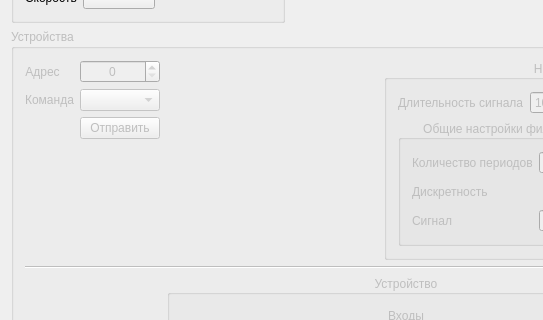
vlarry/emulator, file mainwindow.ui: the form before one commit; both pictures show x 0 to 543 and y 101 to 421 of the 811 by 737 pixel window.
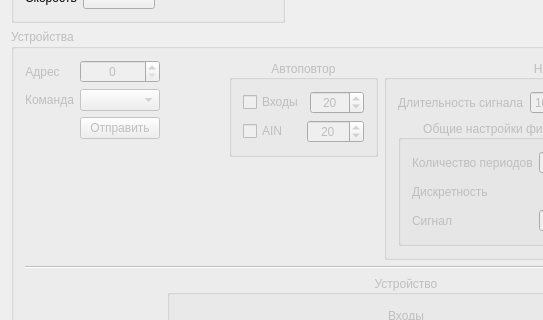
The form after the commit. Icons and pictures are not drawn. Custom widgets are drawn as their Qt base class.

Diff of the .ui file:
```diff
--- a/mainwindow.ui
+++ b/mainwindow.ui
@@ -17,7 +17,7 @@
    <string/>
   </property>
   <widget class="QWidget" name="centralWidget">
-   <layout class="QVBoxLayout" name="verticalLayout_7">
+   <layout class="QVBoxLayout" name="verticalLayout_9">
     <item>
      <layout class="QHBoxLayout" name="horizontalLayout_11">
       <item>
@@ -155,7 +155,7 @@
       <property name="title">
        <string>Устройства</string>
       </property>
-      <layout class="QVBoxLayout" name="verticalLayout_6">
+      <layout class="QVBoxLayout" name="verticalLayout_8">
        <item>
         <layout class="QHBoxLayout" name="horizontalLayout_18">
          <item>
@@ -287,6 +287,98 @@
            </property>
           </spacer>
          </item>
+         <item>
+          <layout class="QVBoxLayout" name="verticalLayout_7">
+           <item>
+            <widget class="QGroupBox" name="gboxAutorepeat">
+             <property name="enabled">
+              <bool>false</bool>
+             </property>
+             <property name="title">
+              <string>Автоповтор</string>
+             </property>
+             <property name="alignment">
+              <set>Qt::AlignCenter</set>
+             </property>
+             <layout class="QVBoxLayout" name="verticalLayout_6">
+              <item>
+               <layout class="QHBoxLayout" name="horizontalLayout_20">
+                <item>
+                 <widget class="QCheckBox" name="cboxRepeatInputs">
+                  <property name="text">
+                   <string>Входы</string>
+                  </property>
+                 </widget>
+                </item>
+                <item>
+                 <widget class="QSpinBox" name="sbRepeatInputs">
+                  <property name="alignment">
+                   <set>Qt::AlignCenter</set>
+                  </property>
+                  <property name="minimum">
+                   <number>10</number>
+                  </property>
+                  <property name="maximum">
+                   <number>1000</number>
+                  </property>
+                  <property name="singleStep">
+                   <number>10</number>
+                  </property>
+                  <property name="value">
+                   <number>20</number>
+                  </property>
+                 </widget>
+                </item>
+               </layout>
+              </item>
+              <item>
+               <layout class="QHBoxLayout" name="horizontalLayout_19">
+                <item>
+                 <widget class="QCheckBox" name="cboxRepeatAIN">
+                  <property name="text">
+                   <string>AIN</string>
+                  </property>
+                 </widget>
+                </item>
+                <item>
+                 <widget class="QSpinBox" name="sbRepeatAIN">
+                  <property name="alignment">
+                   <set>Qt::AlignCenter</set>
+                  </property>
+                  <property name="minimum">
+                   <number>10</number>
+                  </property>
+                  <property name="maximum">
+                   <number>1000</number>
+                  </property>
+                  <property name="singleStep">
+                   <number>10</number>
+                  </property>
+                  <property name="value">
+                   <number>20</number>
+                  </property>
+                 </widget>
+                </item>
+               </layout>
+              </item>
+             </layout>
+            </widget>
+           </item>
+           <item>
+            <spacer name="verticalSpacer_2">
+             <property name="orientation">
+              <enum>Qt::Vertical</enum>
+             </property>
+             <property name="sizeHint" stdset="0">
+              <size>
+               <width>20</width>
+               <height>40</height>
+              </size>
+             </property>
+            </spacer>
+           </item>
+          </layout>
+         </item>
          <item>
           <widget class="QGroupBox" name="gboxInputSettings">
            <property name="title">
```
